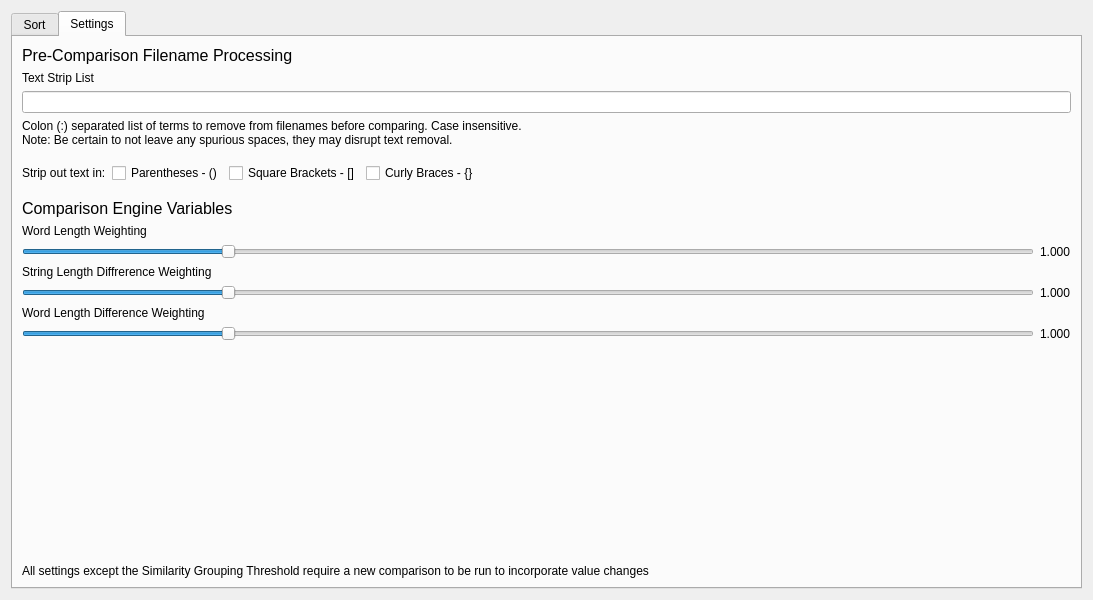
Old version of the form PyFOrg-v2/main_widget.ui in the repository fake-name/AutoOrg.
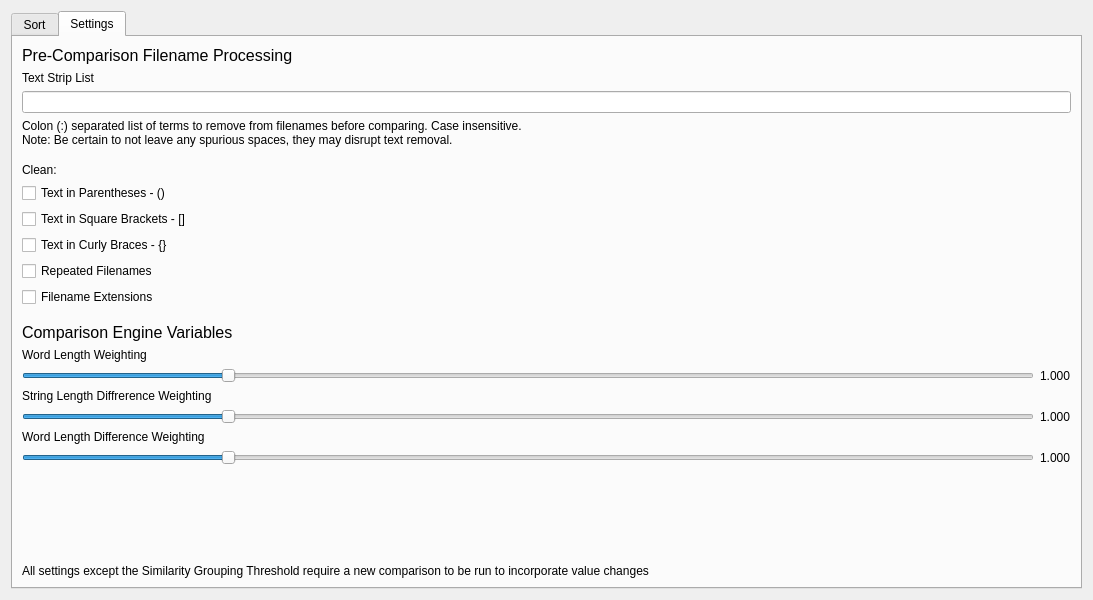
New version of the form. The open tabs and pages were chosen to show the change.

The edit to the form file:
```diff
--- a/PyFOrg-v2/main_widget.ui
+++ b/PyFOrg-v2/main_widget.ui
@@ -339,50 +339,51 @@
         </spacer>
        </item>
        <item>
-        <layout class="QHBoxLayout" name="settings_tab_strip_checkboxes_sizer">
-         <property name="sizeConstraint">
-          <enum>QLayout::SetDefaultConstraint</enum>
-         </property>
+        <layout class="QVBoxLayout" name="verticalLayout_4">
          <item>
           <widget class="QLabel" name="config_tab_filename_cleaner_bracket_remval_static_text">
            <property name="text">
-            <string>Strip out text in:</string>
+            <string>Clean:</string>
+           </property>
+           <property name="alignment">
+            <set>Qt::AlignLeading|Qt::AlignLeft|Qt::AlignTop</set>
            </property>
           </widget>
          </item>
          <item>
           <widget class="QCheckBox" name="text_clean_parentheses_checkbox">
            <property name="text">
-            <string>Parentheses - ()</string>
+            <string>Text in Parentheses - ()</string>
            </property>
           </widget>
          </item>
          <item>
           <widget class="QCheckBox" name="text_clean_brackets_checkbox">
            <property name="text">
-            <string>Square Brackets - []</string>
+            <string>Text in Square Brackets - []</string>
            </property>
           </widget>
          </item>
          <item>
           <widget class="QCheckBox" name="text_clean_curly_brackets_checkbox">
            <property name="text">
-            <string>Curly Braces - {}</string>
+            <string>Text in Curly Braces - {}</string>
            </property>
           </widget>
          </item>
          <item>
-          <spacer name="horizontalSpacer">
-           <property name="orientation">
-            <enum>Qt::Horizontal</enum>
+          <widget class="QCheckBox" name="repeated_filename_checkbox">
+           <property name="text">
+            <string>Repeated Filenames</string>
            </property>
-           <property name="sizeHint" stdset="0">
-            <size>
-             <width>40</width>
-             <height>20</height>
-            </size>
+          </widget>
+         </item>
+         <item>
+          <widget class="QCheckBox" name="strip_extensions_checkbox">
+           <property name="text">
+            <string>Filename Extensions</string>
            </property>
-          </spacer>
+          </widget>
          </item>
         </layout>
        </item>
```
